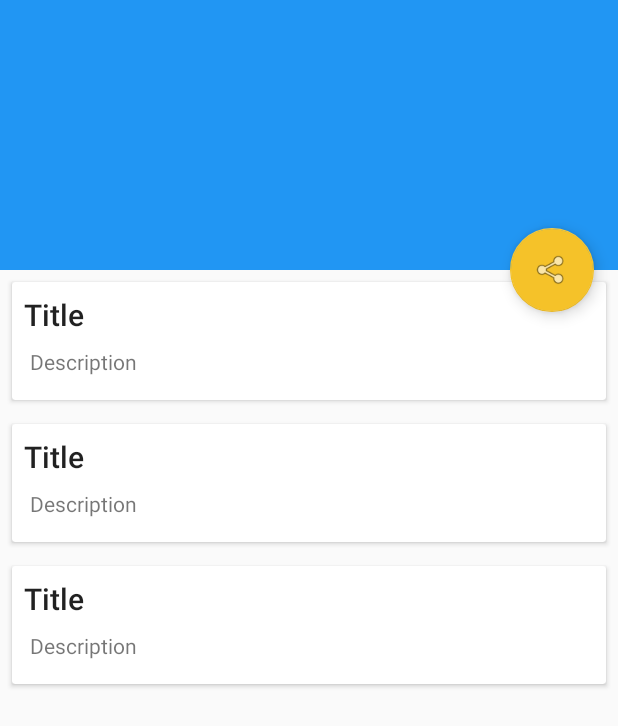
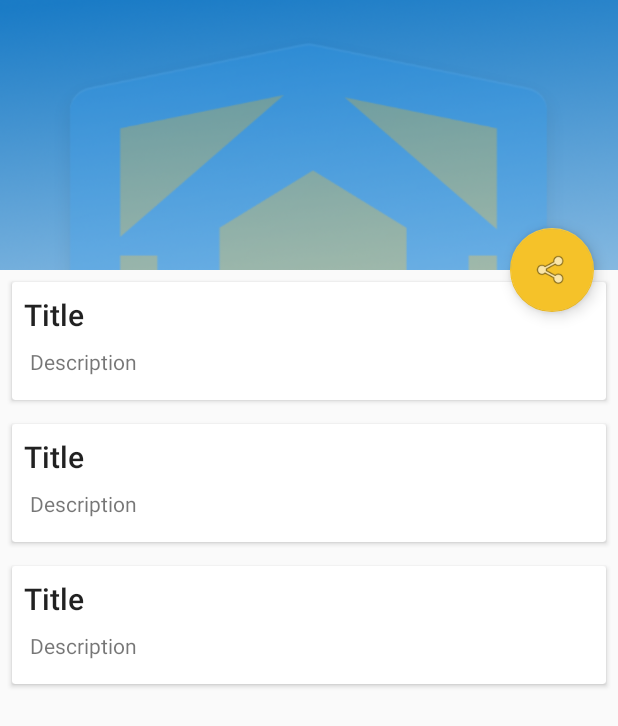
Before and after one commit to guardianproject/haven, an Android app: the layout activity_event.xml on its own in the app's theme, with its tools: preview values and no code run, on a phone screen of 412 x 824 dp. Shown: the top 726 px of the screen. Run offline under Robolectric (Android 15) with nearby library versions, the phone set to English and light mode, and no system bars; plain views replace SimpleWaveformView.

Commit message:
add a fancy header

```diff
--- a/src/main/res/layout/activity_event.xml
+++ b/src/main/res/layout/activity_event.xml
@@ -20,7 +20,9 @@
             android:layout_height="match_parent"
             android:fitsSystemWindows="true"
             app:contentScrim="?attr/colorPrimary"
-            app:layout_scrollFlags="scroll|exitUntilCollapsed">
+            app:layout_scrollFlags="scroll|exitUntilCollapsed"
+            android:background="@drawable/header"
+            >
 
             <android.support.v7.widget.Toolbar
                 android:id="@+id/toolbar"
--- a/src/main/res/layout/activity_list.xml
+++ b/src/main/res/layout/activity_list.xml
@@ -23,6 +23,7 @@
             app:expandedTitleMarginEnd="64dp"
             app:expandedTitleMarginStart="12dp"
             app:layout_scrollFlags="scroll|exitUntilCollapsed"
+            android:background="@drawable/header"
             app:title="@string/main_screen_title">
 
             <android.support.v7.widget.Toolbar
```
Also changed, not shown: src/main/res/drawable/header.png (added).
